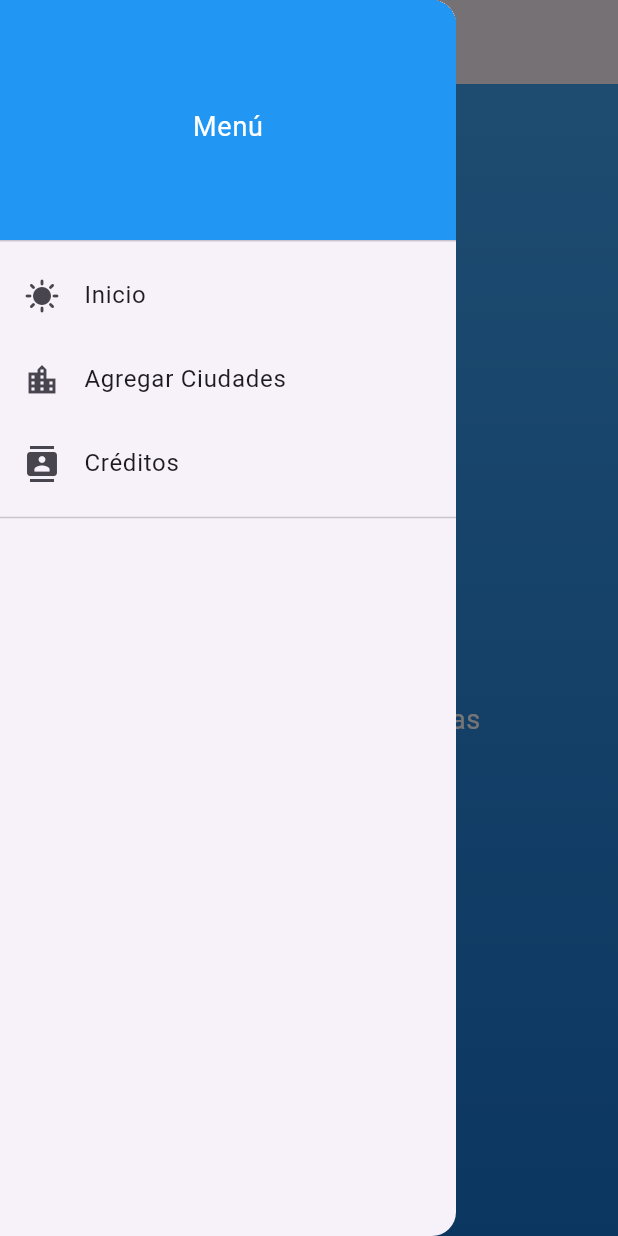
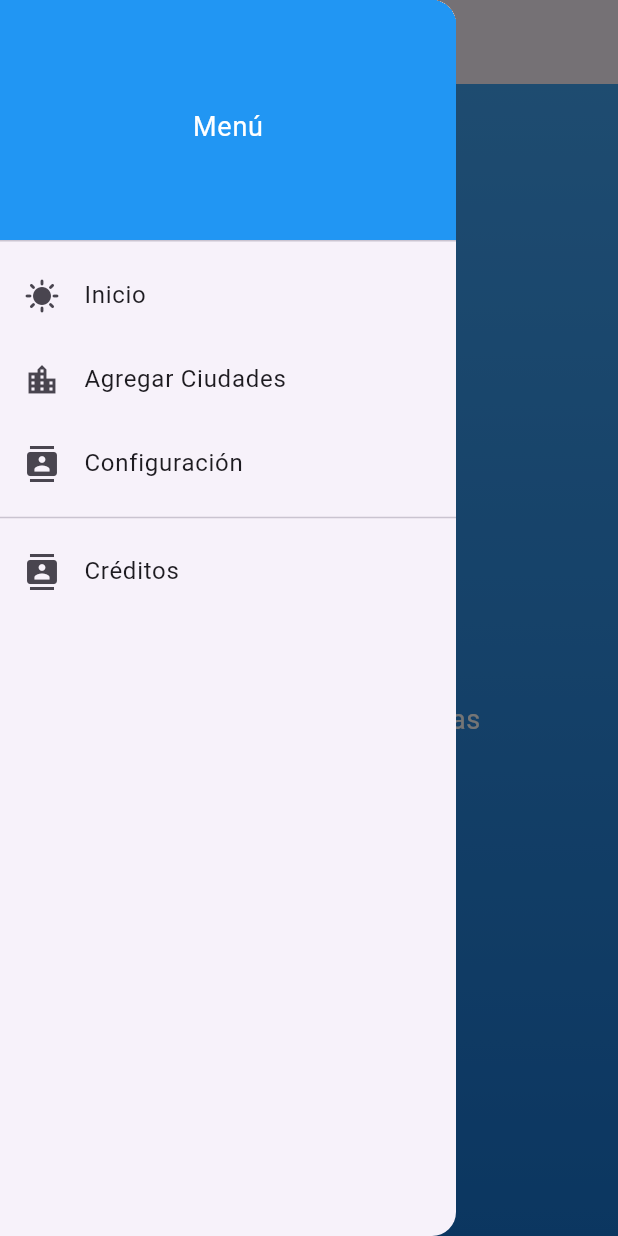
Before and after one commit to eduardxmartinez/weather_app-main, a Flutter app: the screen it shows after launch, with the side drawer open, on a phone screen of 412 x 824 dp. Run offline on Flutter 3.47's test engine with Material 3 defaults, Android fonts, the phone set to English and light mode, and no system bars; our stand-ins replace flutter_dotenv, flutter_map, get, go_router, latlong2, shared_preferences and 1 more; network calls fail.

```diff
--- a/lib/app_scaffold.dart
+++ b/lib/app_scaffold.dart
@@ -1,18 +1,12 @@
 import 'package:flutter/material.dart';
 import 'package:go_router/go_router.dart';
 import 'package:shared_preferences/shared_preferences.dart';
-
-
 
 class AppScaffold extends StatelessWidget {
   final String title;
   final Widget body;
 
-  const AppScaffold({
-    super.key,
-    required this.title,
-    required this.body,
-  });
+  const AppScaffold({super.key, required this.title, required this.body});
 
   static Future<String?> _getCustomText() async {
     final prefs = await SharedPreferences.getInstance();
@@ -37,11 +31,12 @@ class AppScaffold extends StatelessWidget {
                   return Column(
                     mainAxisAlignment: MainAxisAlignment.center,
                     children: [
-
                       SizedBox(height: 8),
-                    Text(drawerText, style: TextStyle(color: Colors.white, fontSize: 18)),
+                      Text(
+                        drawerText,
+                        style: TextStyle(color: Colors.white, fontSize: 18),
+                      ),
                       SizedBox(height: 8),
-
                     ],
                   );
                 },
@@ -63,12 +58,19 @@ class AppScaffold extends StatelessWidget {
             ),
             ListTile(
               leading: const Icon(Icons.contacts),
+              title: const Text('Configuración'),
+              onTap: () {
+                context.go('/configuracion');
+              },
+            ),
+            const Divider(),
+            ListTile(
+              leading: const Icon(Icons.contacts),
               title: const Text('Créditos'),
               onTap: () {
                 context.go('/creditos');
               },
             ),
-            const Divider(),
           ],
         ),
       ),
--- a/lib/main.dart
+++ b/lib/main.dart
@@ -3,6 +3,7 @@ import 'package:go_router/go_router.dart';
 import 'package:intl/date_symbol_data_local.dart';
 import 'package:shared_preferences/shared_preferences.dart';
 import 'package:provider/provider.dart';
+import 'package:weather_app/configuracion_page.dart';
 import 'package:weather_app/creditos_page.dart';
 import 'app_scaffold.dart';
 import 'theme_provider.dart';
@@ -54,6 +55,10 @@ class _MyAppState extends State<MyApp> {
                 state.extra as Map<String, dynamic>? ?? <String, dynamic>{};
             return DetalleClimaPage(ciudad: ciudad);
           },
+        ),
+        GoRoute(
+          path: '/configuracion',
+          builder: (context, state) => const ConfiguracionPage(),
         ),
       ],
     );
```
Also changed, not shown: lib/configuracion_page.dart (added, +75 -0 lines), lib/theme_provider.dart (+33 -1 lines). Lines whose indentation alone changed are shown as unchanged.
